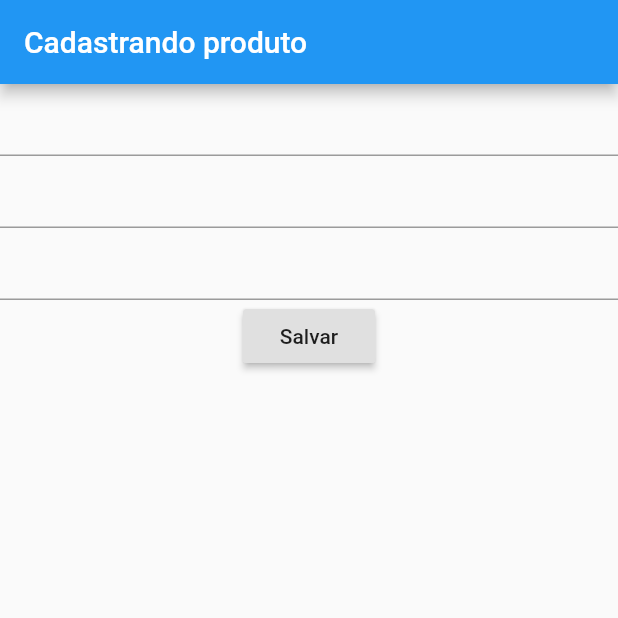
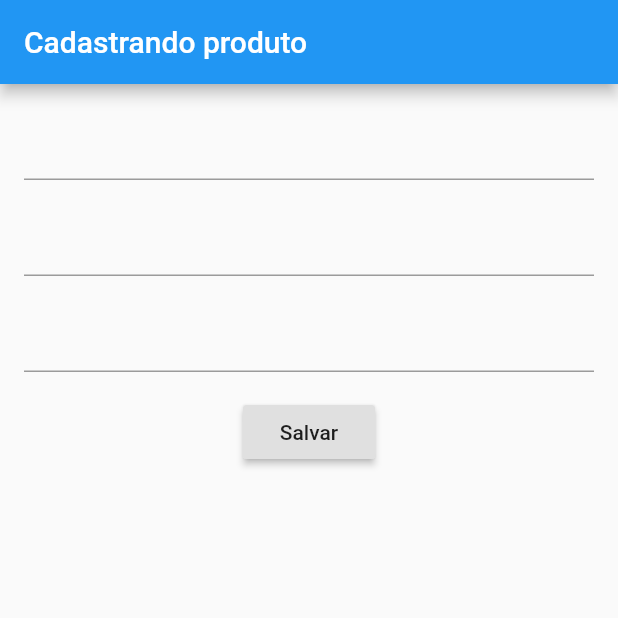
Before and after one commit to jgnogueira/formulario-flutter, a Flutter app: the screen it shows after launch, on a phone screen of 412 x 824 dp, the top half of it. Run offline on Flutter 3.47's test engine with Material 2 defaults, Android fonts, the phone set to English and light mode, and no system bars.

Commit message:
Adicionando espaçamento entre campos do formulário

```diff
--- a/lib/main.dart
+++ b/lib/main.dart
@@ -14,29 +14,42 @@ class MyApp extends StatelessWidget {
         appBar: AppBar(
           title: Text('Cadastrando produto'),
         ),
-        body: Column(
+        body: Padding(
+          padding: const EdgeInsets.all(16.0),
+          child: Column(
             children: <Widget>[
               TextField(
                 controller: _controladorNome,
               ),
-            TextField(
+              Padding(
+                padding: const EdgeInsets.only(top: 16.0),
+                child: TextField(
                   controller: _controladorQuantidade,
                 ),
-            TextField(
+              ),
+              Padding(
+                padding: const EdgeInsets.only(top: 16.0),
+                child: TextField(
                   controller: _controladorValor,
                 ),
-            RaisedButton(
+              ),
+              Padding(
+                padding: const EdgeInsets.only(top: 16.0),
+                child: RaisedButton(
                   onPressed: () {
                     final String nome = _controladorNome.text;
                     final int quantidade =
                         int.tryParse(_controladorQuantidade.text);
-                final double valor = double.tryParse(_controladorValor.text);
+                    final double valor =
+                        double.tryParse(_controladorValor.text);
 
                     _criarProduto(nome, quantidade, valor);
                   },
                   child: Text('Salvar'),
+                ),
               )
             ],
+          ),
         ),
       ),
     );
```
Lines whose indentation alone changed are shown as unchanged.
